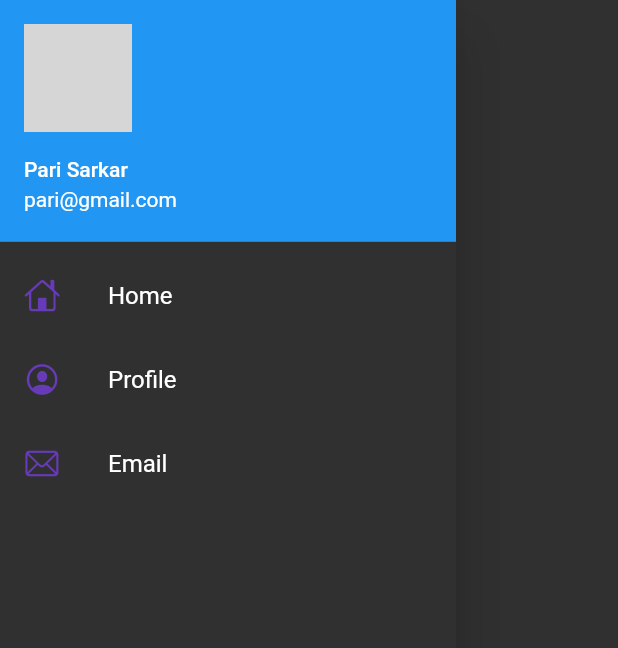
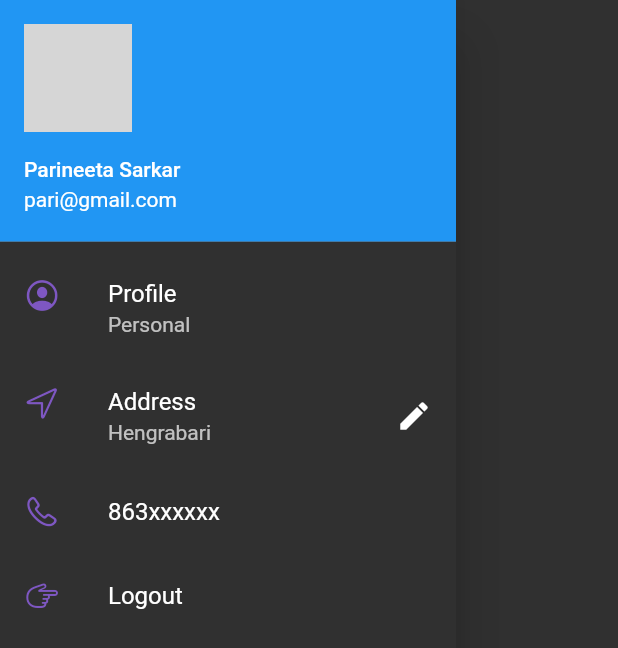
Before and after one commit to Parineeta-coder/flutter_catalog, a Flutter app: the MyDrawer widget shown alone on an empty page, opened directly, on a phone screen of 412 x 824 dp. Shown: the top 648 px of the screen. Run offline on Flutter 3.47's test engine with Material 2 defaults, Android fonts, the phone set to English and light mode, and no system bars; drawn by our look-alikes of velocity_x; our stand-ins replace google_fonts, video_player; network calls fail; grey boxes are pictures that could not be loaded.

Commit message:
day 26 completed

```diff
--- a/lib/widgets/drawer.dart
+++ b/lib/widgets/drawer.dart
@@ -1,5 +1,6 @@
 import 'package:flutter/cupertino.dart';
 import 'package:flutter/material.dart';
+import 'package:flutter_catalog/utils/routes.dart';
 
 class MyDrawer extends StatelessWidget {
   @override
@@ -15,7 +16,7 @@ class MyDrawer extends StatelessWidget {
           padding: EdgeInsets.zero,
           child: UserAccountsDrawerHeader(
               margin: EdgeInsets.zero,
-              accountName: Text("Pari Sarkar"),
+              accountName: Text("Parineeta Sarkar"),
               accountEmail: Text("pari@gmail.com"),
               currentAccountPicture: CircleAvatar(
                 backgroundImage: NetworkImage(imageurl),
@@ -23,30 +24,50 @@ class MyDrawer extends StatelessWidget {
         ),
         ListTile(
           leading: Icon(
-            CupertinoIcons.home,
-            color: Colors.deepPurple,
-          ),
-          title: Text(
-            "Home",
-            // textScaleFactor: 1.2,
-          ),
-        ),
-        ListTile(
-          leading: Icon(
             CupertinoIcons.profile_circled,
-            color: Colors.deepPurple,
+            color: Colors.deepPurple[400],
           ),
           title: Text(
             "Profile",
           ),
+          subtitle: Text("Personal"),
         ),
+
+
         ListTile(
           leading: Icon(
-            CupertinoIcons.mail,
-            color: Colors.deepPurple,
+            CupertinoIcons.location,
+            color: Colors.deepPurple[400],
           ),
           title: Text(
-            "Email",
+            "Address",
+            // textScaleFactor: 1.2,
+          ),
+          subtitle: Text("Hengrabari"),
+          trailing: Icon(Icons.edit),
+        ),
+
+
+
+        ListTile(
+          leading: Icon(
+            CupertinoIcons.phone,
+            color: Colors.deepPurple[400],
+          ),
+          title: Text(
+            "863xxxxxx",
+          ),
+        ),
+
+
+        ListTile(
+          leading: Icon(
+            CupertinoIcons.hand_point_right,
+            color: Colors.deepPurple[400],
+          ),
+          title: Text(
+            "Logout",
+            // onTap: () => Navigator.pushReplacementNamed(context,MyRoutes.loginRoute))
           ),
         )
       ],
```
Also changed, not shown: lib/pages/login_page.dart (+25 -14 lines).
